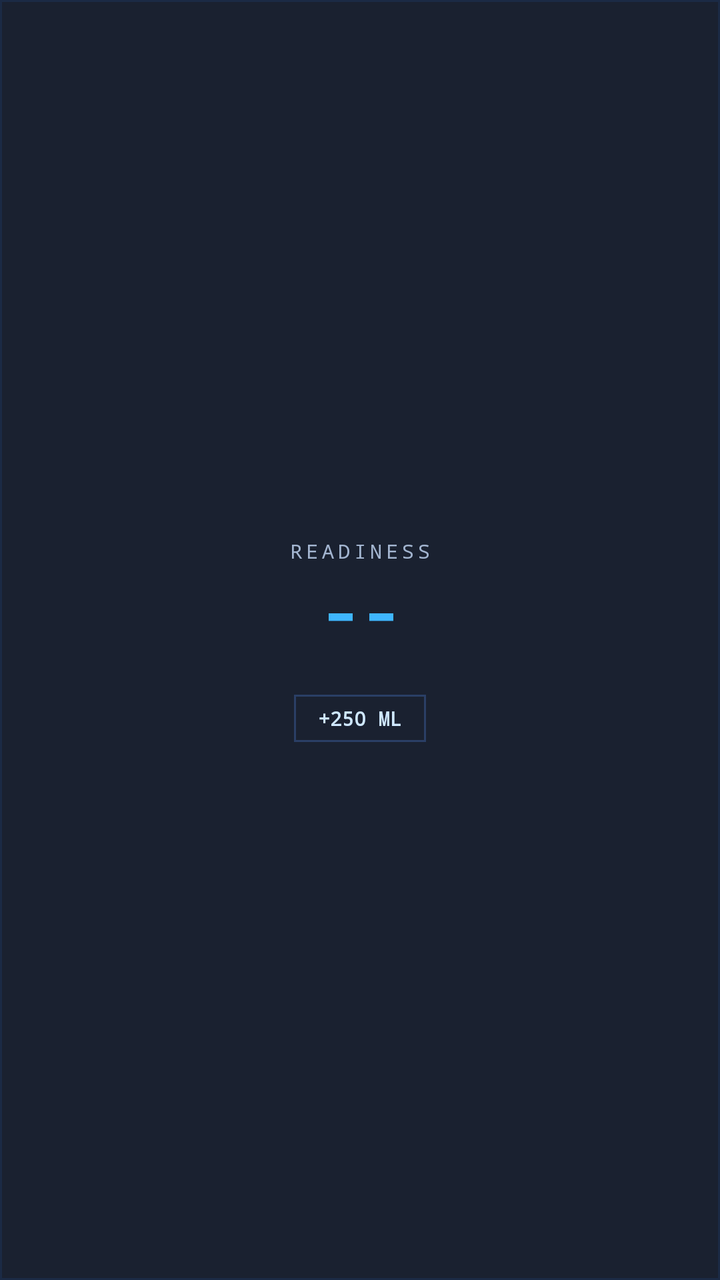
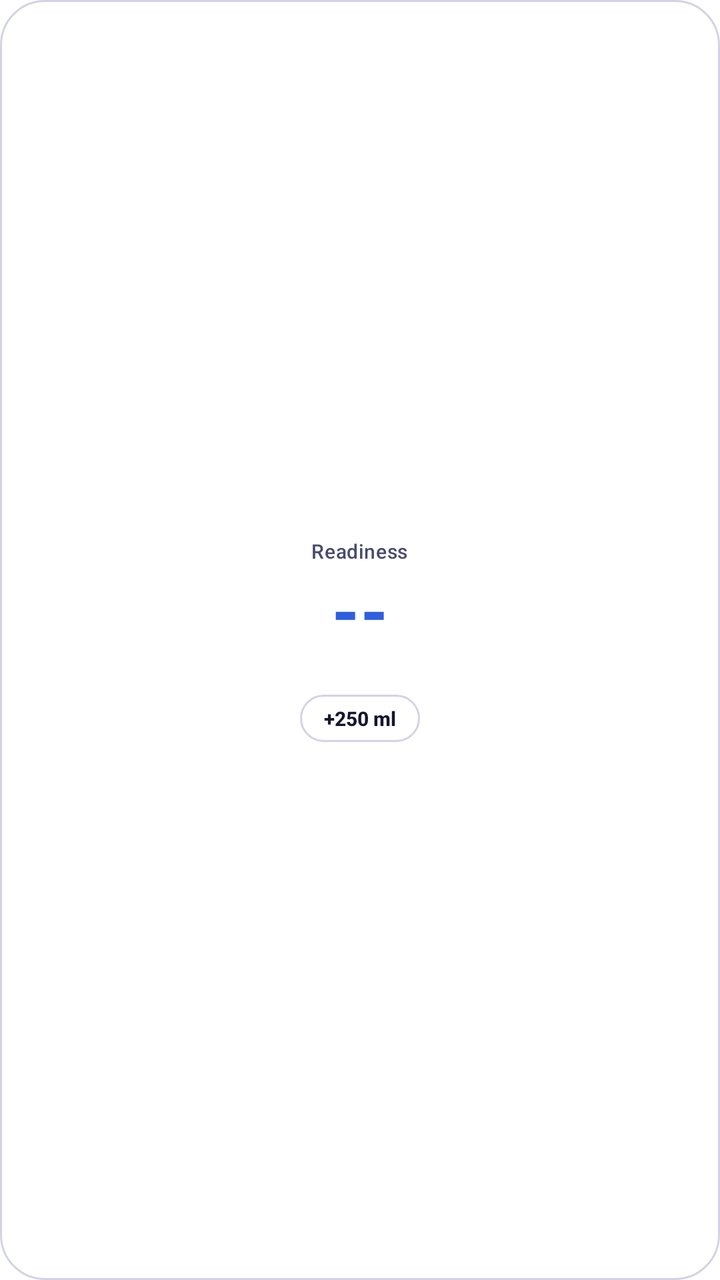

Two renders of the same Android screen: before a commit and after it. Below are the layout's source before the change and the commit's diff.
<!-- AndroidManifest.xml: fallback theme Theme.MaterialComponents.DayNight.NoActionBar -->
<!-- res/layout/widget_small.xml -->
<?xml version="1.0" encoding="utf-8"?>
<LinearLayout xmlns:android="http://schemas.android.com/apk/res/android"
    android:id="@+id/w_root"
    android:layout_width="match_parent"
    android:layout_height="match_parent"
    android:background="@drawable/widget_bg"
    android:gravity="center"
    android:orientation="vertical"
    android:padding="10dp">
    <TextView
        android:id="@+id/w_title"
        android:layout_width="wrap_content"
        android:layout_height="wrap_content"
        android:fontFamily="monospace"
        android:letterSpacing="0.2"
        android:textColor="#A3B5D0"
        android:textSize="10sp"
        android:text="READINESS"/>
    <TextView
        android:id="@+id/w_ready"
        android:layout_width="wrap_content"
        android:layout_height="wrap_content"
        android:fontFamily="monospace"
        android:textColor="#3FB6FF"
        android:textSize="34sp"
        android:textStyle="bold"
        android:text="--"/>
    <TextView
        android:id="@+id/w_stats"
        android:layout_width="wrap_content"
        android:layout_height="wrap_content"
        android:fontFamily="monospace"
        android:gravity="center"
        android:textColor="#E6F0FF"
        android:textSize="10sp"
        android:text=""/>
    <TextView
        android:id="@+id/w_btn_water"
        android:layout_width="wrap_content"
        android:layout_height="wrap_content"
        android:layout_marginTop="6dp"
        android:background="@drawable/widget_btn_outline"
        android:fontFamily="monospace"
        android:paddingStart="12dp"
        android:paddingTop="5dp"
        android:paddingEnd="12dp"
        android:paddingBottom="5dp"
        android:textColor="#CFE8FF"
        android:textSize="10sp"
        android:textStyle="bold"
        android:text="+250 ML"/>
</LinearLayout>
<!-- resources referenced by this layout -->
<resources>
  <!-- drawable widget_bg (drawable) -->
  <?xml version="1.0" encoding="utf-8"?>
  <shape xmlns:android="http://schemas.android.com/apk/res/android" android:shape="rectangle">
      <solid android:color="#F00C1424"/>
      <stroke android:width="1dp" android:color="#1B2A45"/>
  </shape>
  <!-- drawable widget_btn_outline (drawable) -->
  <?xml version="1.0" encoding="utf-8"?>
  <shape xmlns:android="http://schemas.android.com/apk/res/android" android:shape="rectangle">
      <solid android:color="#00000000"/>
      <stroke android:width="1dp" android:color="#2A3F66"/>
  </shape>
</resources>

<!-- the commit's change to res/layout/widget_small.xml (unified diff, before → after) -->
@@ -11,17 +11,17 @@
         android:id="@+id/w_title"
         android:layout_width="wrap_content"
         android:layout_height="wrap_content"
-        android:fontFamily="monospace"
-        android:letterSpacing="0.2"
-        android:textColor="#A3B5D0"
+        android:fontFamily="sans-serif-medium"
+        android:letterSpacing="0.02"
+        android:textColor="@color/w_muted"
         android:textSize="10sp"
-        android:text="READINESS"/>
+        android:text="Readiness"/>
     <TextView
         android:id="@+id/w_ready"
         android:layout_width="wrap_content"
         android:layout_height="wrap_content"
-        android:fontFamily="monospace"
-        android:textColor="#3FB6FF"
+        android:fontFamily="sans-serif-medium"
+        android:textColor="@color/w_accent"
         android:textSize="34sp"
         android:textStyle="bold"
         android:text="--"/>
@@ -29,9 +29,9 @@
         android:id="@+id/w_stats"
         android:layout_width="wrap_content"
         android:layout_height="wrap_content"
-        android:fontFamily="monospace"
+        android:fontFamily="sans-serif-medium"
         android:gravity="center"
-        android:textColor="#E6F0FF"
+        android:textColor="@color/w_text"
         android:textSize="10sp"
         android:text=""/>
     <TextView
@@ -40,13 +40,13 @@
         android:layout_height="wrap_content"
         android:layout_marginTop="6dp"
         android:background="@drawable/widget_btn_outline"
-        android:fontFamily="monospace"
+        android:fontFamily="sans-serif-medium"
         android:paddingStart="12dp"
         android:paddingTop="5dp"
         android:paddingEnd="12dp"
         android:paddingBottom="5dp"
-        android:textColor="#CFE8FF"
+        android:textColor="@color/w_text"
         android:textSize="10sp"
         android:textStyle="bold"
-        android:text="+250 ML"/>
+        android:text="+250 ml"/>
 </LinearLayout>
<!-- resource entries referenced after the edit -->
@@ -1,16 +1,23 @@
 <!-- resources referenced by this layout -->
 <resources>
+  <color name="w_accent">#2F5FE0</color>
+  <color name="w_muted">#474C6B</color>
+  <color name="w_text">#14162E</color>
   <!-- drawable widget_bg (drawable) -->
   <?xml version="1.0" encoding="utf-8"?>
   <shape xmlns:android="http://schemas.android.com/apk/res/android" android:shape="rectangle">
-      <solid android:color="#F00C1424"/>
-      <stroke android:width="1dp" android:color="#1B2A45"/>
+      <solid android:color="@color/w_bg"/>
+      <stroke android:width="1dp" android:color="@color/w_line"/>
+      <corners android:radius="22dp"/>
   </shape>
   <!-- drawable widget_btn_outline (drawable) -->
   <?xml version="1.0" encoding="utf-8"?>
   <shape xmlns:android="http://schemas.android.com/apk/res/android" android:shape="rectangle">
       <solid android:color="#00000000"/>
-      <stroke android:width="1dp" android:color="#2A3F66"/>
+      <stroke android:width="1dp" android:color="@color/w_line"/>
+      <corners android:radius="999dp"/>
   </shape>
+  <color name="w_bg">#F2FFFFFF</color>
+  <color name="w_line">#3834388C</color>
 </resources>
 
